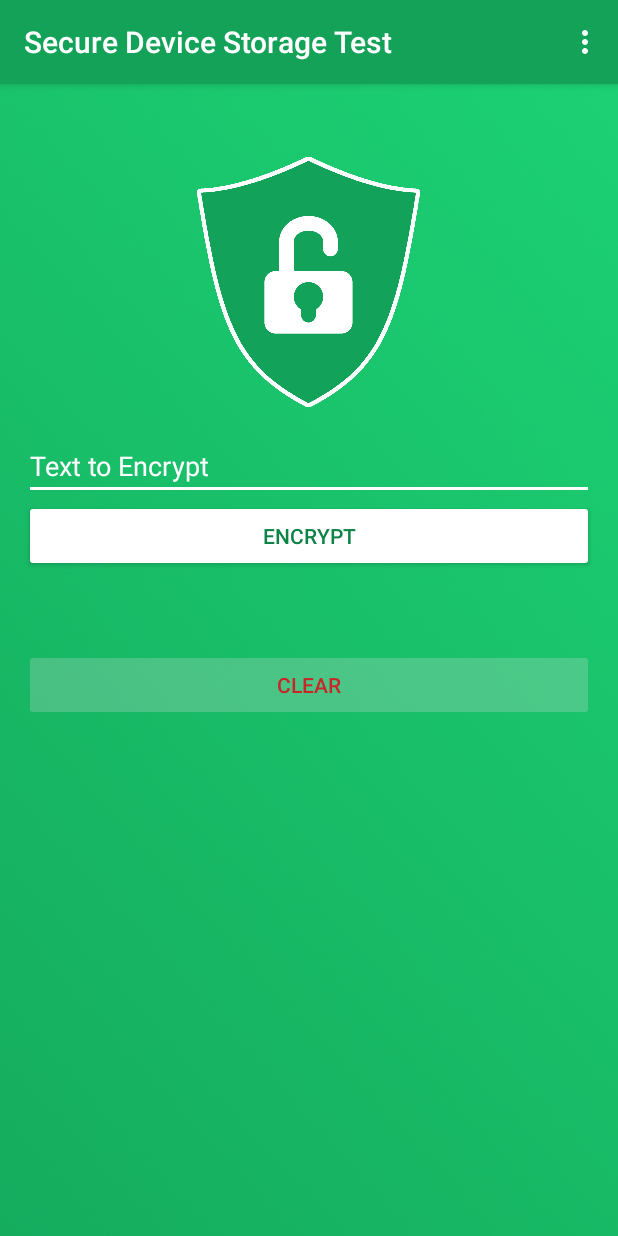
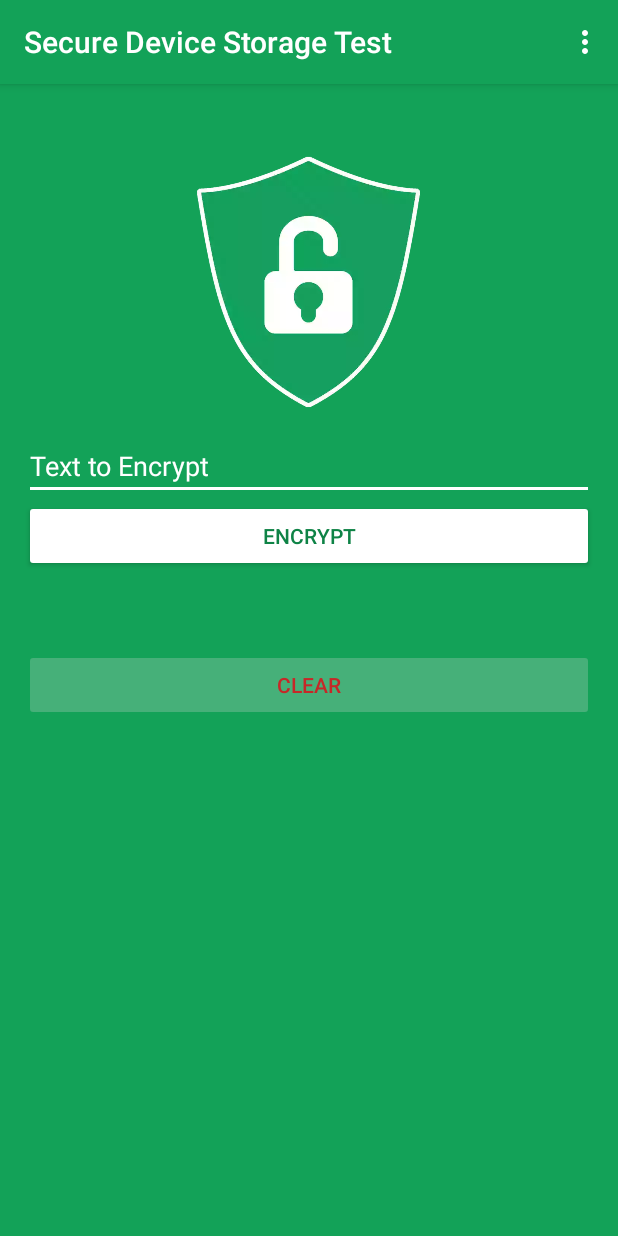
Before and after one commit to adorsys/secure-storage-android, an Android app: the screen it shows after launch (MainActivity), on a phone screen of 412 x 824 dp. Run offline under Robolectric (Android 15) with nearby library versions, the phone set to English and light mode, and no system bars.

Commit message:
Optimized sample app performance by reducing icon size and using a color as background instead of an image

```diff
--- a/app/src/main/res/layout/activity_main.xml
+++ b/app/src/main/res/layout/activity_main.xml
@@ -3,12 +3,12 @@
     xmlns:tools="http://schemas.android.com/tools"
     android:layout_width="match_parent"
     android:layout_height="match_parent"
+    android:background="@color/colorPrimary"
     tools:context="de.adorsys.android.securestoragetest.MainActivity">
 
     <LinearLayout
         android:layout_width="match_parent"
         android:layout_height="wrap_content"
-        android:background="@drawable/background"
         android:orientation="vertical"
         android:paddingBottom="@dimen/activity_vertical_margin"
         android:paddingLeft="@dimen/activity_horizontal_margin"
```
Also changed, not shown: app/src/main/res/drawable/background.webp (deleted), app/src/main/res/drawable/shield_locked.webp, app/src/main/res/drawable/shield_unlocked.webp.
